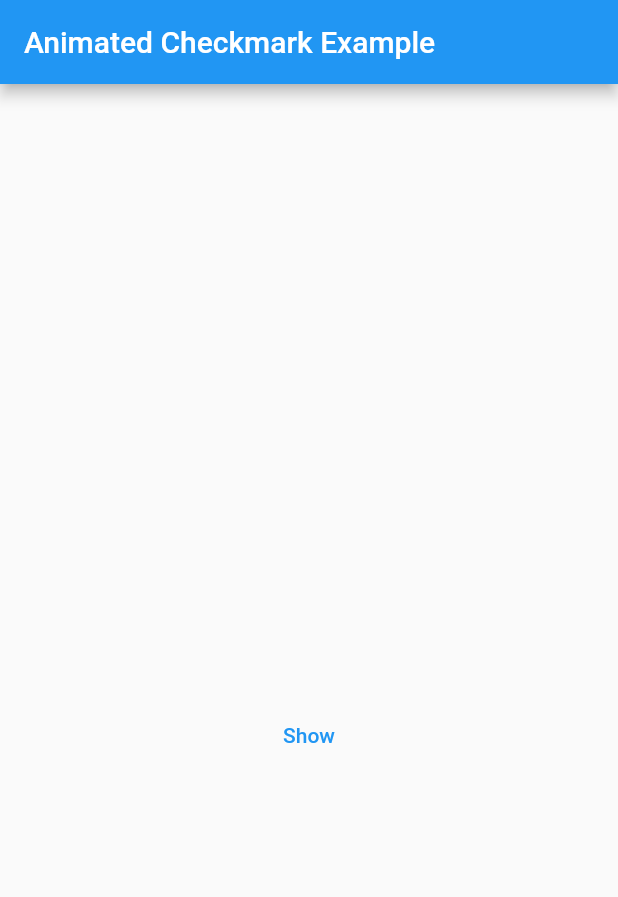
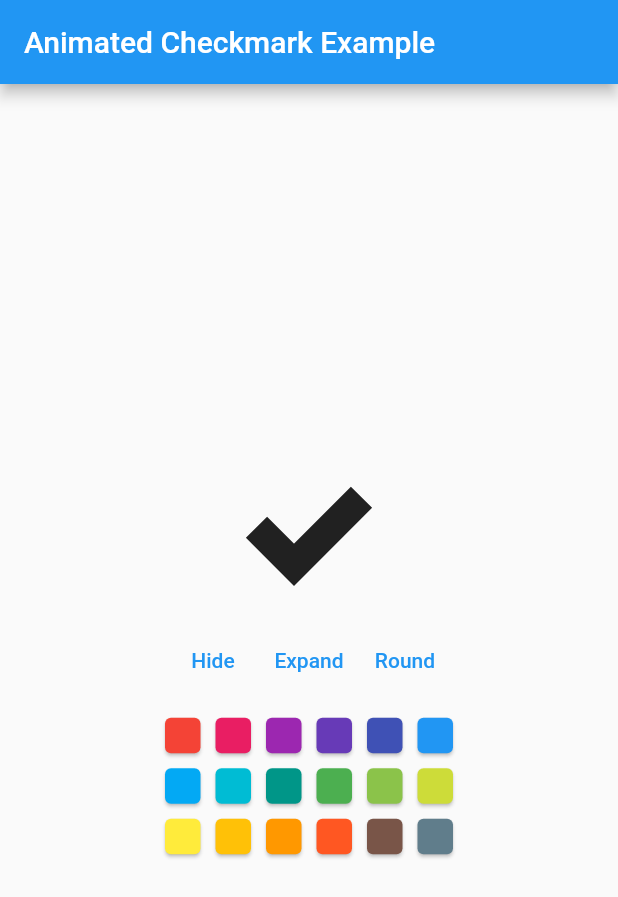
Before and after one commit to davigmacode/flutter_animated_checkmark, a Flutter app: the screen it shows after launch, on a phone screen of 412 x 824 dp. Shown: the top 897 px of the screen. Run offline on Flutter 3.47's test engine with Material 2 defaults, Android fonts, the phone set to English and light mode, and no system bars.

Commit message:
Update example

```diff
--- a/example/lib/main.dart
+++ b/example/lib/main.dart
@@ -31,10 +31,25 @@
 }
 
 class _MyHomePageState extends State<MyHomePage> {
-  bool active = false;
+  bool _active = true;
+  bool _shrink = true;
+  bool _sharp = true;
+  Color? _color;
 
   void toggleActive() {
-    setState(() => active = !active);
+    setState(() => _active = !_active);
+  }
+
+  void toggleShrink() {
+    setState(() => _shrink = !_shrink);
+  }
+
+  void toggleSharp() {
+    setState(() => _sharp = !_sharp);
+  }
+
+  void setColor(Color color) {
+    setState(() => _color = color);
   }
 
   @override
@@ -48,17 +63,65 @@
           mainAxisAlignment: MainAxisAlignment.center,
           children: <Widget>[
             AnimatedCheckmark(
-              active: active,
-              weight: 20,
-              color: Theme.of(context).colorScheme.primary,
-              style: CheckmarkStyle.round,
-              size: const Size.square(100),
+              active: _active,
+              weight: _shrink ? 20 : 30,
+              size: _shrink ? const Size.square(100) : const Size.square(200),
+              color: _color,
+              style: _sharp ? CheckmarkStyle.sharp : CheckmarkStyle.round,
             ),
-            TextButton(
-              onPressed: toggleActive,
-              child: AnimatedSwitcher(
-                duration: const Duration(milliseconds: 300),
-                child: active ? const Text('Hide') : const Text('Show'),
+            const SizedBox(height: 10),
+            Wrap(
+              children: [
+                TextButton(
+                  onPressed: toggleActive,
+                  child: AnimatedSwitcher(
+                    duration: const Duration(milliseconds: 300),
+                    child: _active ? const Text('Hide') : const Text('Show'),
+                  ),
+                ),
+                TextButton(
+                  onPressed: toggleShrink,
+                  child: AnimatedSwitcher(
+                    duration: const Duration(milliseconds: 300),
+                    child:
+                        _shrink ? const Text('Expand') : const Text('Shrink'),
+                  ),
+                ),
+                TextButton(
+                  onPressed: toggleSharp,
+                  child: AnimatedSwitcher(
+                    duration: const Duration(milliseconds: 300),
+                    child: _sharp ? const Text('Round') : const Text('Sharp'),
+                  ),
+                ),
+              ],
+            ),
+            const SizedBox(height: 10),
+            Container(
+              width: 200,
+              alignment: Alignment.center,
+              child: GridView.builder(
+                shrinkWrap: true,
+                itemCount: Colors.primaries.length,
+                gridDelegate: const SliverGridDelegateWithFixedCrossAxisCount(
+                  mainAxisSpacing: 2,
+                  crossAxisSpacing: 2,
+                  crossAxisCount: 6,
+                ),
+                itemBuilder: (_, i) {
+                  final color = Colors.primaries[i];
+                  return Card(
+                    color: color,
+                    child: InkWell(
+                      onTap: () => setColor(color),
+                      child: AnimatedCheckmark(
+                        weight: 4,
+                        color: Colors.white70,
+                        active: _color == color,
+                      ),
+                    ),
+                  );
+                },
               ),
             ),
           ],
```
